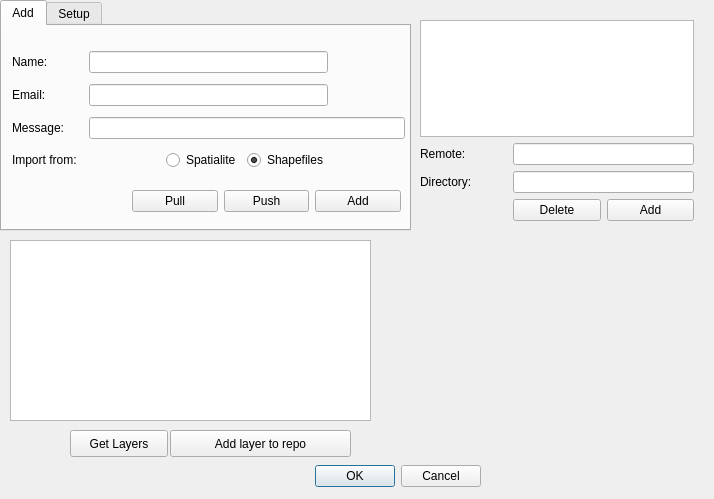
Above: geogig_module_dialog_base.ui from roscoeZA/GeoGigSync before the change. Below: the same form after it.
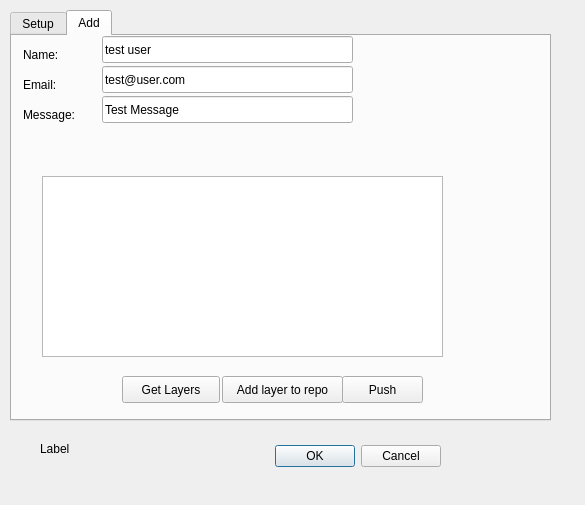
That is the form after the change.

Commit message: disabled remote when local is toggled

Diff of the .ui file:
```diff
--- a/geogig_module_dialog_base.ui
+++ b/geogig_module_dialog_base.ui
@@ -6,8 +6,8 @@
    <rect>
     <x>0</x>
     <y>0</y>
-    <width>714</width>
-    <height>499</height>
+    <width>585</width>
+    <height>505</height>
    </rect>
   </property>
   <property name="windowTitle">
@@ -16,8 +16,8 @@
   <widget class="QDialogButtonBox" name="button_box">
    <property name="geometry">
     <rect>
-     <x>140</x>
-     <y>460</y>
+     <x>100</x>
+     <y>440</y>
      <width>341</width>
      <height>32</height>
     </rect>
@@ -32,119 +32,15 @@
   <widget class="QTabWidget" name="tabWidget">
    <property name="geometry">
     <rect>
-     <x>0</x>
-     <y>0</y>
-     <width>411</width>
-     <height>231</height>
+     <x>10</x>
+     <y>10</y>
+     <width>541</width>
+     <height>411</height>
     </rect>
    </property>
    <property name="currentIndex">
     <number>0</number>
    </property>
-   <widget class="QWidget" name="tab">
-    <attribute name="title">
-     <string>Add</string>
-    </attribute>
-    <widget class="QWidget" name="layoutWidget">
-     <property name="geometry">
-      <rect>
-       <x>10</x>
-       <y>20</y>
-       <width>393</width>
-       <height>132</height>
-      </rect>
-     </property>
-     <layout class="QGridLayout" name="gridLayout">
-      <item row="0" column="0">
-       <widget class="QLabel" name="label_3">
-        <property name="text">
-         <string>Name:</string>
-        </property>
-       </widget>
-      </item>
-      <item row="0" column="1" colspan="3">
-       <widget class="QLineEdit" name="txtName"/>
-      </item>
-      <item row="1" column="0">
-       <widget class="QLabel" name="label_2">
-        <property name="text">
-         <string>Email:</string>
-        </property>
-       </widget>
-      </item>
-      <item row="1" column="1" colspan="3">
-       <widget class="QLineEdit" name="txtEmail"/>
-      </item>
-      <item row="2" column="0">
-       <widget class="QLabel" name="label">
-        <property name="text">
-         <string>Message:</string>
-        </property>
-       </widget>
-      </item>
-      <item row="2" column="1" colspan="4">
-       <widget class="QLineEdit" name="txtMessage"/>
-      </item>
-      <item row="3" column="0" colspan="2">
-       <widget class="QLabel" name="labelImportSync">
-        <property name="text">
-         <string>Import from:</string>
-        </property>
-       </widget>
-      </item>
-      <item row="3" column="2">
-       <widget class="QRadioButton" name="radioSpatialiteSync">
-        <property name="text">
-         <string>Spatialite</string>
-        </property>
-       </widget>
-      </item>
-      <item row="3" column="3">
-       <widget class="QRadioButton" name="radioShapefilesSync">
-        <property name="text">
-         <string>Shapefiles</string>
-        </property>
-        <property name="checked">
-         <bool>true</bool>
-        </property>
-       </widget>
-      </item>
-     </layout>
-    </widget>
-    <widget class="QWidget" name="layoutWidget">
-     <property name="geometry">
-      <rect>
-       <x>130</x>
-       <y>160</y>
-       <width>269</width>
-       <height>30</height>
-      </rect>
-     </property>
-     <layout class="QHBoxLayout" name="horizontalLayout">
-      <item>
-       <widget class="QPushButton" name="pushButton_2">
-        <property name="text">
-         <string>Pull</string>
-        </property>
-       </widget>
-      </item>
-      <item>
-       <widget class="QPushButton" name="btnPush">
-        <property name="text">
-         <string>Push</string>
-        </property>
-       </widget>
-      </item>
-      <item>
-       <widget class="QPushButton" name="btnSync">
-        <property name="text">
-         <string>Add</string>
-        </property>
-       </widget>
-      </item>
-     </layout>
-    </widget>
-   </widget>
    <widget class="QWidget" name="tab_2">
     <attribute name="title">
      <string>Setup</string>
@@ -253,98 +149,258 @@
       </property>
      </widget>
     </widget>
+    <widget class="QPushButton" name="btnClone">
+     <property name="geometry">
+      <rect>
+       <x>130</x>
+       <y>250</y>
+       <width>231</width>
+       <height>27</height>
+      </rect>
+     </property>
+     <property name="text">
+      <string>Execute</string>
+     </property>
+    </widget>
+    <widget class="QListWidget" name="listRepos">
+     <property name="geometry">
+      <rect>
+       <x>11</x>
+       <y>51</y>
+       <width>341</width>
+       <height>90</height>
+      </rect>
+     </property>
+    </widget>
+    <widget class="QLabel" name="labelRemote_2">
+     <property name="geometry">
+      <rect>
+       <x>21</x>
+       <y>180</y>
+       <width>70</width>
+       <height>17</height>
+      </rect>
+     </property>
+     <property name="text">
+      <string>Directory: </string>
+     </property>
+    </widget>
+    <widget class="QLabel" name="labelRemoteURL">
+     <property name="geometry">
+      <rect>
+       <x>21</x>
+       <y>160</y>
+       <width>60</width>
+       <height>17</height>
+      </rect>
+     </property>
+     <property name="text">
+      <string>Remote: </string>
+     </property>
+    </widget>
+    <widget class="QLineEdit" name="txtDir">
+     <property name="geometry">
+      <rect>
+       <x>90</x>
+       <y>180</y>
+       <width>261</width>
+       <height>27</height>
+      </rect>
+     </property>
+    </widget>
+    <widget class="QLineEdit" name="txtRemote">
+     <property name="geometry">
+      <rect>
+       <x>90</x>
+       <y>150</y>
+       <width>261</width>
+       <height>27</height>
+      </rect>
+     </property>
+    </widget>
+    <widget class="QPushButton" name="btnDelete">
+     <property name="geometry">
+      <rect>
+       <x>270</x>
+       <y>213</y>
+       <width>85</width>
+       <height>27</height>
+      </rect>
+     </property>
+     <property name="text">
+      <string>Delete</string>
+     </property>
+    </widget>
+    <widget class="QPushButton" name="btnAdd">
+     <property name="geometry">
+      <rect>
+       <x>180</x>
+       <y>213</y>
+       <width>85</width>
+       <height>27</height>
+      </rect>
+     </property>
+     <property name="text">
+      <string>Add</string>
+     </property>
+    </widget>
+    <zorder>btnAdd</zorder>
+    <zorder>listRepos</zorder>
+    <zorder>txtDir</zorder>
+    <zorder>labelRemoteURL</zorder>
+    <zorder>labelRemote_2</zorder>
+    <zorder>txtRemote</zorder>
+    <zorder>btnDelete</zorder>
+    <zorder>frame</zorder>
+    <zorder>btnClone</zorder>
    </widget>
+   <widget class="QWidget" name="tab">
+    <attribute name="title">
+     <string>Add</string>
+    </attribute>
+    <widget class="QListWidget" name="listWidget">
+     <property name="geometry">
+      <rect>
+       <x>30</x>
+       <y>140</y>
+       <width>401</width>
+       <height>181</height>
+      </rect>
+     </property>
+     <property name="selectionMode">
+      <enum>QAbstractItemView::MultiSelection</enum>
+     </property>
+    </widget>
+    <widget class="QPushButton" name="btnGetLayers">
+     <property name="geometry">
+      <rect>
+       <x>110</x>
+       <y>340</y>
+       <width>98</width>
+       <height>27</height>
+      </rect>
+     </property>
+     <property name="text">
+      <string>Get Layers</string>
+     </property>
+    </widget>
+    <widget class="QPushButton" name="btnAddLayer">
+     <property name="geometry">
+      <rect>
+       <x>210</x>
+       <y>340</y>
+       <width>121</width>
+       <height>27</height>
+      </rect>
+     </property>
+     <property name="text">
+      <string>Add layer to repo</string>
+     </property>
+    </widget>
+    <widget class="QLabel" name="label_3">
+     <property name="geometry">
+      <rect>
+       <x>11</x>
+       <y>10</y>
+       <width>43</width>
+       <height>17</height>
+      </rect>
+     </property>
+     <property name="text">
+      <string>Name:</string>
+     </property>
+    </widget>
+    <widget class="QLineEdit" name="txtEmail">
+     <property name="geometry">
+      <rect>
+       <x>90</x>
+       <y>30</y>
+       <width>251</width>
+       <height>27</height>
+      </rect>
+     </property>
+     <property name="text">
+      <string>test@user.com</string>
+     </property>
+    </widget>
+    <widget class="QLineEdit" name="txtName">
+     <property name="geometry">
+      <rect>
+       <x>90</x>
+       <y>0</y>
+       <width>251</width>
+       <height>27</height>
+      </rect>
+     </property>
+     <property name="text">
+      <string>test user</string>
+     </property>
+    </widget>
+    <widget class="QLabel" name="label_2">
+     <property name="geometry">
+      <rect>
+       <x>11</x>
+       <y>40</y>
+       <width>40</width>
+       <height>17</height>
+      </rect>
+     </property>
+     <property name="text">
+      <string>Email:</string>
+     </property>
+    </widget>
+    <widget class="QLabel" name="label">
+     <property name="geometry">
+      <rect>
+       <x>11</x>
+       <y>70</y>
+       <width>62</width>
+       <height>17</height>
+      </rect>
+     </property>
+     <property name="text">
+      <string>Message:</string>
+     </property>
+    </widget>
+    <widget class="QLineEdit" name="txtMessage">
+     <property name="geometry">
+      <rect>
+       <x>90</x>
+       <y>60</y>
+       <width>251</width>
+       <height>27</height>
+      </rect>
+     </property>
+     <property name="text">
+      <string>Test Message</string>
+     </property>
+    </widget>
+    <widget class="QPushButton" name="btnPush">
+     <property name="geometry">
+      <rect>
+       <x>330</x>
+       <y>340</y>
+       <width>81</width>
+       <height>27</height>
+      </rect>
+     </property>
+     <property name="text">
+      <string>Push</string>
+     </property>
+    </widget>
+   </widget>
   </widget>
-  <widget class="QWidget" name="widget" native="true">
+  <widget class="QLabel" name="lblRepoStatus">
    <property name="geometry">
     <rect>
-     <x>420</x>
-     <y>20</y>
-     <width>274</width>
-     <height>201</height>
+     <x>40</x>
+     <y>440</y>
+     <width>161</width>
+     <height>17</height>
     </rect>
    </property>
-   <layout class="QGridLayout" name="gridLayout_3">
-    <item row="0" column="0" colspan="3">
-     <widget class="QListWidget" name="listRepos"/>
-    </item>
-    <item row="1" column="0">
-     <widget class="QLabel" name="labelRemoteURL">
-      <property name="text">
-       <string>Remote: </string>
-      </property>
-     </widget>
-    </item>
-    <item row="1" column="1" colspan="2">
-     <widget class="QLineEdit" name="txtRemote"/>
-    </item>
-    <item row="2" column="0">
-     <widget class="QLabel" name="labelRemote_2">
-      <property name="text">
-       <string>Directory: </string>
-      </property>
-     </widget>
-    </item>
-    <item row="2" column="1" colspan="2">
-     <widget class="QLineEdit" name="txtDir"/>
-    </item>
-    <item row="3" column="1">
-     <widget class="QPushButton" name="btnDelete">
-      <property name="text">
-       <string>Delete</string>
-      </property>
-     </widget>
-    </item>
-    <item row="3" column="2">
-     <widget class="QPushButton" name="btnAdd">
-      <property name="text">
-       <string>Add</string>
-      </property>
-     </widget>
-    </item>
-   </layout>
-   <zorder>btnAdd</zorder>
-   <zorder>btnDelete</zorder>
-   <zorder>txtDir</zorder>
-   <zorder>txtRemote</zorder>
-   <zorder>listRepos</zorder>
-   <zorder>labelRemoteURL</zorder>
-   <zorder>labelRemote_2</zorder>
-  </widget>
-  <widget class="QListWidget" name="listWidget">
-   <property name="geometry">
-    <rect>
-     <x>10</x>
-     <y>240</y>
-     <width>361</width>
-     <height>181</height>
-    </rect>
-   </property>
-  </widget>
-  <widget class="QPushButton" name="btnGetLayers">
-   <property name="geometry">
-    <rect>
-     <x>70</x>
-     <y>430</y>
-     <width>98</width>
-     <height>27</height>
-    </rect>
-   </property>
    <property name="text">
-    <string>Get Layers</string>
-   </property>
-  </widget>
-  <widget class="QPushButton" name="btnAddLayer">
-   <property name="geometry">
-    <rect>
-     <x>170</x>
-     <y>430</y>
-     <width>181</width>
-     <height>27</height>
-    </rect>
-   </property>
-   <property name="text">
-    <string>Add layer to repo</string>
+    <string>Label</string>
    </property>
   </widget>
  </widget>
```
Left out of the diff: 51 changed lines with no effect on the pictures. The commit also changes 77 other files.
